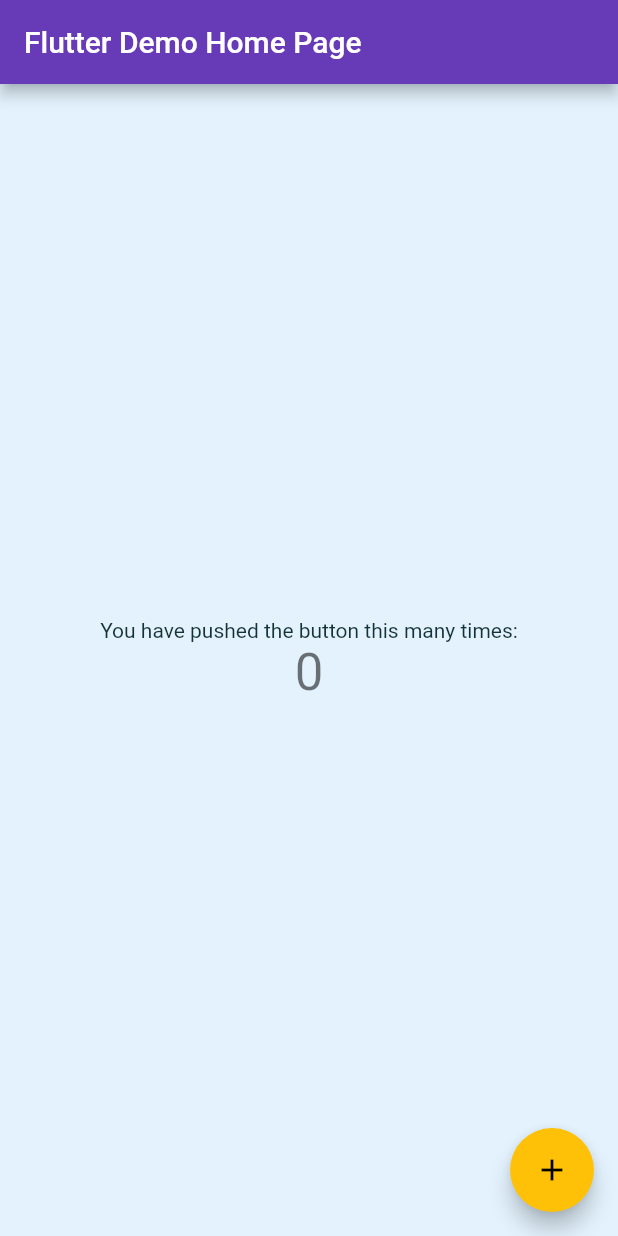
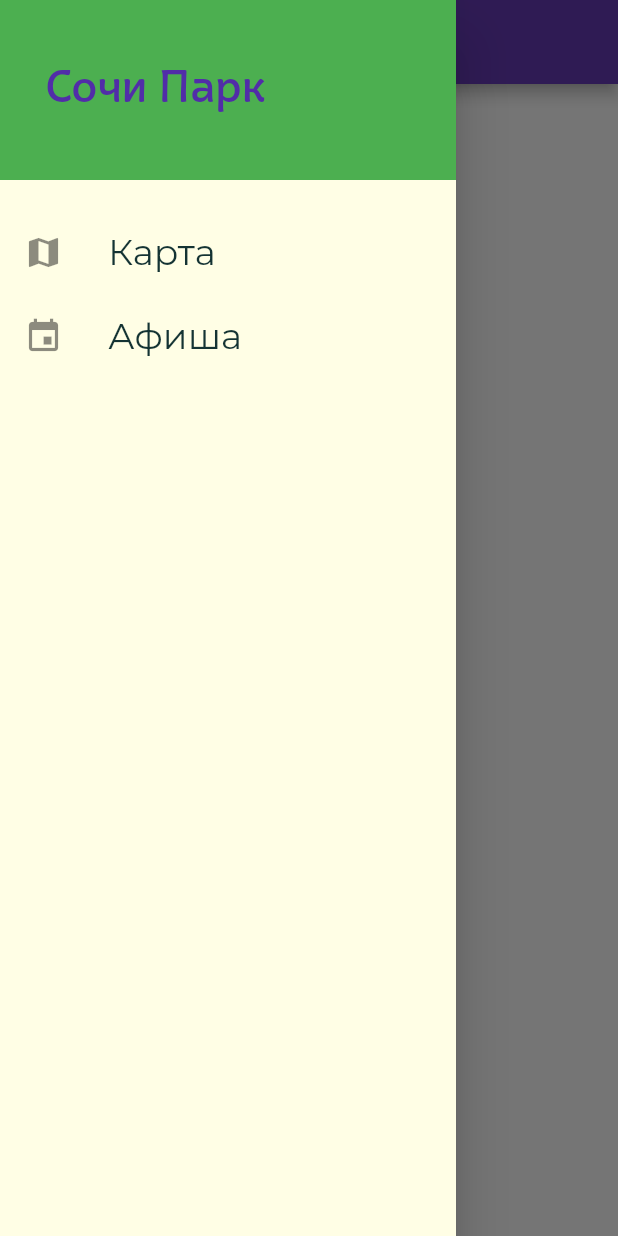
Before and after one commit to aspesivtsev/sochipark, a Flutter app: the screen it shows after launch, with the side drawer open (before the commit the screen has no drawer), on a phone screen of 412 x 824 dp. Run offline on Flutter 3.47's test engine with Material 2 defaults, Android fonts, the phone set to English and light mode, and no system bars; Roboto replaces fonts that are missing (Raleway).

Commit message:
adding drawer

```diff
--- a/lib/main.dart
+++ b/lib/main.dart
@@ -1,4 +1,5 @@
 import 'package:flutter/material.dart';
+import './widgets/main_drawer.dart';
 
 void main() {
   runApp(MyApp());
@@ -12,10 +13,10 @@ class MyApp extends StatelessWidget {
       theme: ThemeData(
           primarySwatch: Colors.deepPurple,
           visualDensity: VisualDensity.adaptivePlatformDensity,
-          accentColor: Colors.amber,
+          accentColor: Colors.green,
           canvasColor: Color.fromRGBO(255, 254, 229, 1),
-          scaffoldBackgroundColor: Colors.blue[50],
-          fontFamily: 'Raleway',
+          scaffoldBackgroundColor: Colors.white,
+          fontFamily: 'Tavolga',
           textTheme: ThemeData.light().textTheme.copyWith(
               bodyText2: const TextStyle(
                 color: Color.fromRGBO(20, 51, 51, 1),
@@ -24,84 +25,41 @@ class MyApp extends StatelessWidget {
                 color: Color.fromRGBO(20, 51, 51, 1),
               ),
               headline6: const TextStyle(
-                fontSize: 22,
-                fontFamily: 'RobotoCondensed',
+                fontSize: 26,
+                fontFamily: 'Tavolga',
                 fontWeight: FontWeight.bold,
-                shadows: [
-                  const Shadow(
-                    blurRadius: 15.0,
-                    color: Colors.white,
-                    offset: Offset(0, 0),
-                  ),
-                  const Shadow(
-                    blurRadius: 2.0,
-                    color: Colors.white,
-                    offset: Offset(0, 0),
-                  ),
-                ],
               ))),
-      home: MyHomePage(title: 'Flutter Demo Home Page'),
+      home: MyHomePage(),
     );
   }
 }
 
-class MyHomePage extends StatefulWidget {
-  MyHomePage({Key? key, this.title}) : super(key: key);
-  final String? title;
-
-  @override
-  _MyHomePageState createState() => _MyHomePageState();
-}
-
-class _MyHomePageState extends State<MyHomePage> {
-  int _counter = 0;
-
-  void _incrementCounter() {
-    setState(() {
-      // This call to setState tells the Flutter framework that something has
-      // changed in this State, which causes it to rerun the build method below
-      // so that the display can reflect the updated values. If we changed
-      // _counter without calling setState(), then the build method would not be
-      // called again, and so nothing would appear to happen.
-      _counter++;
-    });
-  }
-
+class MyHomePage extends StatelessWidget {
   @override
   Widget build(BuildContext context) {
-    // This method is rerun every time setState is called, for instance as done
-    // by the _incrementCounter method above.
-    //
-    // The Flutter framework has been optimized to make rerunning build methods
-    // fast, so that you can just rebuild anything that needs updating rather
-    // than having to individually change instances of widgets.
     return Scaffold(
       appBar: AppBar(
-        // Here we take the value from the MyHomePage object that was created by
-        // the App.build method, and use it to set our appbar title.
-        title: Text(widget.title!),
+        title: Text(
+          'Сочи Парк',
+          style: TextStyle(fontSize: 35, fontWeight: FontWeight.bold),
+        ),
       ),
+      drawer: MainDrawer(),
       body: Center(
         // Center is a layout widget. It takes a single child and positions it
         // in the middle of the parent.
         child: Column(
           mainAxisAlignment: MainAxisAlignment.center,
           children: <Widget>[
-            Text(
-              'You have pushed the button this many times:',
-            ),
-            Text(
-              '$_counter',
-              style: Theme.of(context).textTheme.headline4,
+            Center(
+              child: Text(
+                'Center',
+                style: Theme.of(context).textTheme.headline6,
+              ),
             ),
           ],
         ),
       ),
-      floatingActionButton: FloatingActionButton(
-        onPressed: _incrementCounter,
-        tooltip: 'Increment',
-        child: Icon(Icons.add),
-      ), // This trailing comma makes auto-formatting nicer for build methods.
     );
   }
 }
--- /dev/null
+++ b/lib/widgets/main_drawer.dart
@@ -0,0 +1,58 @@
+import 'package:flutter/material.dart';
+
+class MainDrawer extends StatelessWidget {
+  @override
+  Widget build(BuildContext context) {
+    return Drawer(
+      child: Column(
+        children: <Widget>[
+          Container(
+            height: 120,
+            width: double.infinity,
+            padding: EdgeInsets.all(30),
+            alignment: Alignment.centerLeft,
+            color: Theme.of(context).accentColor,
+            child: Text(
+              'Сочи Парк',
+              style: TextStyle(
+                  //fontWeight: FontWeight.w900,
+                  fontSize: 30,
+                  color: Theme.of(context).primaryColorDark),
+            ),
+          ),
+          SizedBox(
+            height: 20,
+          ),
+          ListTile(
+            leading: Icon(
+              Icons.map,
+              size: 26,
+            ),
+            title: Text('Карта',
+                style: TextStyle(
+                  fontFamily: 'Montserrat',
+                  fontSize: 24,
+                )
+                //fontWeight: FontWeight.bold),
+                ),
+            onTap: () {},
+          ),
+          ListTile(
+            leading: Icon(
+              Icons.event,
+              size: 26,
+            ),
+            title: Text('Афиша',
+                style: TextStyle(
+                  fontFamily: 'Montserrat',
+                  fontSize: 24,
+                )
+                //fontWeight: FontWeight.bold),
+                ),
+            onTap: () {},
+          ),
+        ],
+      ),
+    );
+  }
+}
```
